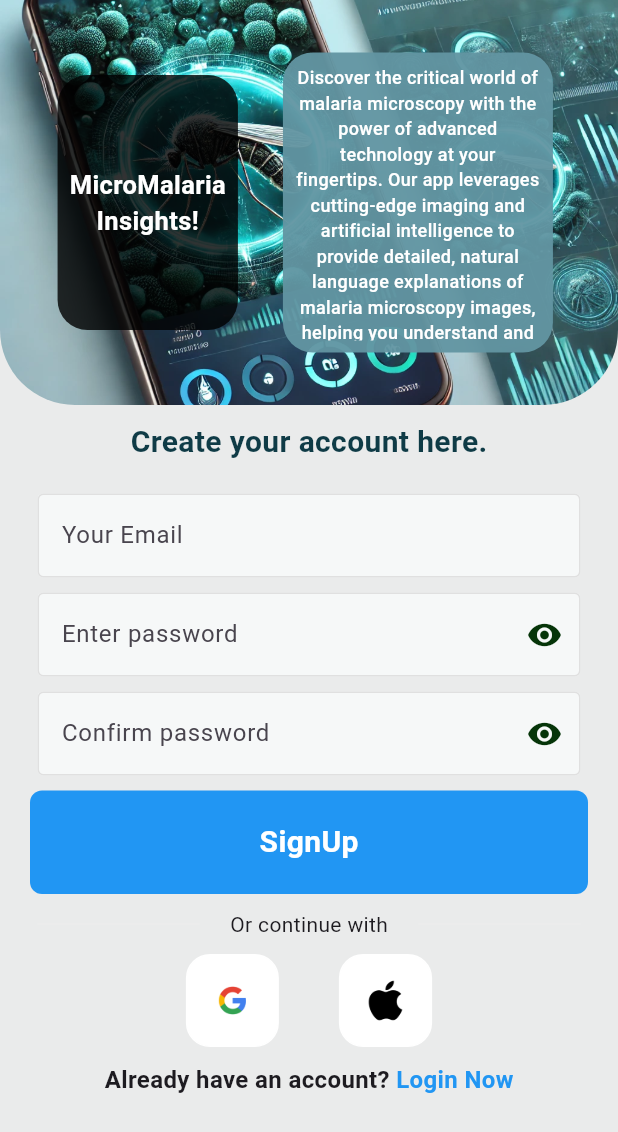
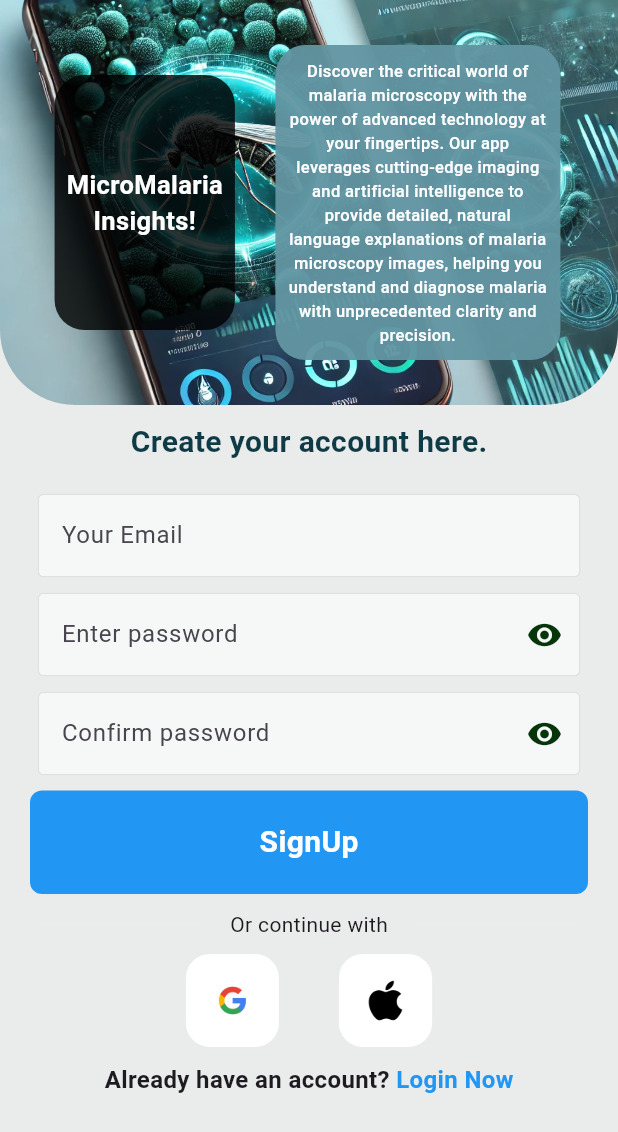
Before and after one commit to markgoli/NLEmalaria, a Flutter app: the RegisterPage screen opened by its route, on a phone screen of 412 x 824 dp. Shown: the top 1132 px of the screen. Run offline on Flutter 3.47's test engine with Material 3 defaults, Android fonts, the phone set to English and light mode, and no system bars; our stand-ins replace carousel_slider, firebase_auth, firebase_core, firebase_storage, flick_video_player, go_router and 3 more; missing offline and left inert: flutter_tflite; accounts and stored records are empty; network calls fail.

Commit message:
Fonts fixed.

```diff
--- a/nle4malaria/lib/Authentication/login_page.dart
+++ b/nle4malaria/lib/Authentication/login_page.dart
@@ -174,8 +174,8 @@ class _LoginPageState extends State<LoginPage> {
                       //logo
                       Container(
                           margin: EdgeInsets.all(5),
-                          height: 200,
-                          width: 180,
+                          height: 210,
+                          width: 190,
                           decoration: BoxDecoration(
                               color: white.withOpacity(0.8),
                               borderRadius: BorderRadius.circular(20)),
@@ -185,7 +185,7 @@ class _LoginPageState extends State<LoginPage> {
                               child: Text(
                                 "Join us on a journey of scientific discovery and innovation. Whether you're a healthcare professional, researcher, or student, MicroMalaria Insights offers a unique educational tool that enhances your understanding of one of the world's most significant infectious diseases.",
                                 style: TextStyle(
-                                    fontSize: 12,
+                                    fontSize: 11,
                                     color: mainAppColor2,
                                     fontWeight: FontWeight.w600),
                                 textAlign: TextAlign.center,
--- a/nle4malaria/lib/Authentication/register_page.dart
+++ b/nle4malaria/lib/Authentication/register_page.dart
@@ -181,21 +181,23 @@ class _RegisterPage extends State<RegisterPage> {
 
                       //logo
                       Container(
-                          margin: EdgeInsets.all(5),
-                          height: 200,
-                          width: 180,
+                          margin: EdgeInsets.all(2),
+                          height: 210,
+                          width: 190,
                           decoration: BoxDecoration(
                               color: mainAppColor.withOpacity(0.95),
                               borderRadius: BorderRadius.circular(20)),
                           child: Padding(
                             padding: const EdgeInsets.all(8.0),
+                            child: Center(
                               child: Text(
                                 'Discover the critical world of malaria microscopy with the power of advanced technology at your fingertips. Our app leverages cutting-edge imaging and artificial intelligence to provide detailed, natural language explanations of malaria microscopy images, helping you understand and diagnose malaria with unprecedented clarity and precision.',
                                 style: TextStyle(
-                                  fontSize: 12,
+                                    fontSize: 11,
                                     color: white,
                                     fontWeight: FontWeight.w500),
                                 textAlign: TextAlign.center,
+                              ),
                             ),
                           )),
                     ],
```
Lines whose indentation alone changed are shown as unchanged.
